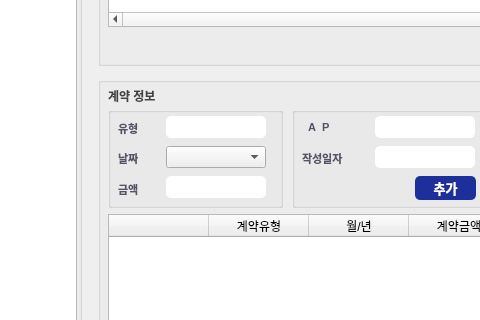
First picture: the form in model_manager/model_info_window.ui, repository ahns13/model_mng_program, before the edit; both pictures show x 507 to 987 and y 275 to 595 of the 1305 by 733 pixel window.
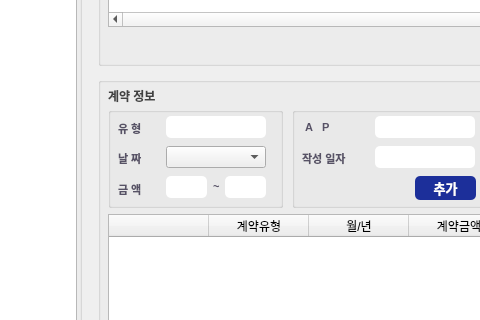
Second picture: the form after the edit.

```diff
--- a/model_manager/model_info_window.ui
+++ b/model_manager/model_info_window.ui
@@ -2010,7 +2010,7 @@
       <string notr="true">border: none;</string>
      </property>
      <property name="text">
-      <string>&lt;html&gt;&lt;head/&gt;&lt;body&gt;&lt;p align=&quot;justify&quot;&gt;&lt;span style=&quot; font-size:8pt; font-weight:600; color:#575266;&quot;&gt;날짜&lt;/span&gt;&lt;/p&gt;&lt;/body&gt;&lt;/html&gt;</string>
+      <string>&lt;html&gt;&lt;head/&gt;&lt;body&gt;&lt;p align=&quot;justify&quot;&gt;&lt;span style=&quot; font-size:8pt; font-weight:600; color:#575266;&quot;&gt;날 짜&lt;/span&gt;&lt;/p&gt;&lt;/body&gt;&lt;/html&gt;</string>
      </property>
     </widget>
     <widget class="QLabel" name="label_contract_name">
@@ -2026,7 +2026,7 @@
       <string notr="true">border: none;</string>
      </property>
      <property name="text">
-      <string>&lt;html&gt;&lt;head/&gt;&lt;body&gt;&lt;p align=&quot;justify&quot;&gt;&lt;span style=&quot; font-size:8pt; font-weight:600; color:#575266;&quot;&gt;유형&lt;/span&gt;&lt;/p&gt;&lt;/body&gt;&lt;/html&gt;</string>
+      <string>&lt;html&gt;&lt;head/&gt;&lt;body&gt;&lt;p align=&quot;justify&quot;&gt;&lt;span style=&quot; font-size:8pt; font-weight:600; color:#575266;&quot;&gt;유 형&lt;/span&gt;&lt;/p&gt;&lt;/body&gt;&lt;/html&gt;</string>
      </property>
     </widget>
     <widget class="QLineEdit" name="lineEdit_contract_type">
@@ -2048,7 +2048,7 @@
       <rect>
        <x>58</x>
        <y>69</y>
-       <width>100</width>
+       <width>41</width>
        <height>22</height>
       </rect>
      </property>
@@ -2070,7 +2070,37 @@
       <string notr="true">border: none;</string>
      </property>
      <property name="text">
-      <string>&lt;html&gt;&lt;head/&gt;&lt;body&gt;&lt;p align=&quot;justify&quot;&gt;&lt;span style=&quot; font-size:8pt; font-weight:600; color:#575266;&quot;&gt;금액&lt;/span&gt;&lt;/p&gt;&lt;/body&gt;&lt;/html&gt;</string>
+      <string>&lt;html&gt;&lt;head/&gt;&lt;body&gt;&lt;p align=&quot;justify&quot;&gt;&lt;span style=&quot; font-size:8pt; font-weight:600; color:#575266;&quot;&gt;금 액&lt;/span&gt;&lt;/p&gt;&lt;/body&gt;&lt;/html&gt;</string>
+     </property>
+    </widget>
+    <widget class="QLineEdit" name="lineEdit_contract_amount2">
+     <property name="geometry">
+      <rect>
+       <x>117</x>
+       <y>69</y>
+       <width>41</width>
+       <height>22</height>
+      </rect>
+     </property>
+     <property name="styleSheet">
+      <string notr="true">background-color: rgb(255, 255, 255);
+border-radius: 5px;</string>
+     </property>
+    </widget>
+    <widget class="QLabel" name="label_contract_amount_range">
+     <property name="geometry">
+      <rect>
+       <x>105</x>
+       <y>70</y>
+       <width>16</width>
+       <height>20</height>
+      </rect>
+     </property>
+     <property name="styleSheet">
+      <string notr="true">border: none;</string>
+     </property>
+     <property name="text">
+      <string>&lt;html&gt;&lt;head/&gt;&lt;body&gt;&lt;p align=&quot;justify&quot;&gt;&lt;span style=&quot; font-size:8pt; font-weight:600; color:#575266;&quot;&gt;~&lt;/span&gt;&lt;/p&gt;&lt;/body&gt;&lt;/html&gt;</string>
      </property>
     </widget>
    </widget>
@@ -2102,7 +2132,7 @@
       <string notr="true">border: none;</string>
      </property>
      <property name="text">
-      <string>&lt;html&gt;&lt;head/&gt;&lt;body&gt;&lt;p align=&quot;justify&quot;&gt;&lt;span style=&quot; font-size:8pt; font-weight:600; color:#575266;&quot;&gt;작성일자&lt;/span&gt;&lt;/p&gt;&lt;/body&gt;&lt;/html&gt;</string>
+      <string>&lt;html&gt;&lt;head/&gt;&lt;body&gt;&lt;p align=&quot;justify&quot;&gt;&lt;span style=&quot; font-size:8pt; font-weight:600; color:#575266;&quot;&gt;작성 일자&lt;/span&gt;&lt;/p&gt;&lt;/body&gt;&lt;/html&gt;</string>
      </property>
     </widget>
     <widget class="QLabel" name="label_contract_ap">
@@ -2118,7 +2148,7 @@
       <string notr="true">border: none;</string>
      </property>
      <property name="text">
-      <string>&lt;html&gt;&lt;head/&gt;&lt;body&gt;&lt;p align=&quot;justify&quot;&gt;&lt;span style=&quot; font-size:8pt; font-weight:600; color:#575266;&quot;&gt;&amp;nbsp;&amp;nbsp;A&amp;nbsp;&amp;nbsp;P&amp;nbsp;&lt;/span&gt;&lt;/p&gt;&lt;/body&gt;&lt;/html&gt;</string>
+      <string>&lt;html&gt;&lt;head/&gt;&lt;body&gt;&lt;p align=&quot;justify&quot;&gt;&lt;span style=&quot; font-size:8pt; font-weight:600; color:#575266;&quot;&gt;&amp;nbsp;A&amp;nbsp;&amp;nbsp;&amp;nbsp;P&amp;nbsp;&lt;/span&gt;&lt;/p&gt;&lt;/body&gt;&lt;/html&gt;</string>
      </property>
     </widget>
     <widget class="QLineEdit" name="lineEdit_contract_ap">
```
Left out of the diff: 6 changed lines with no effect on the pictures.
